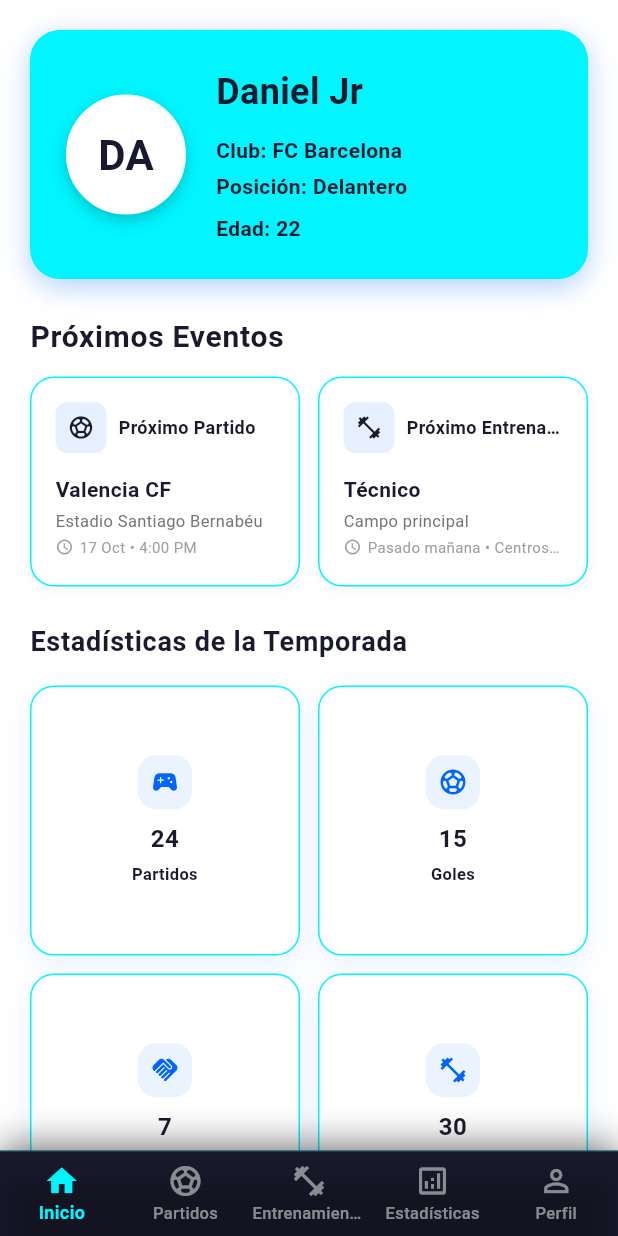
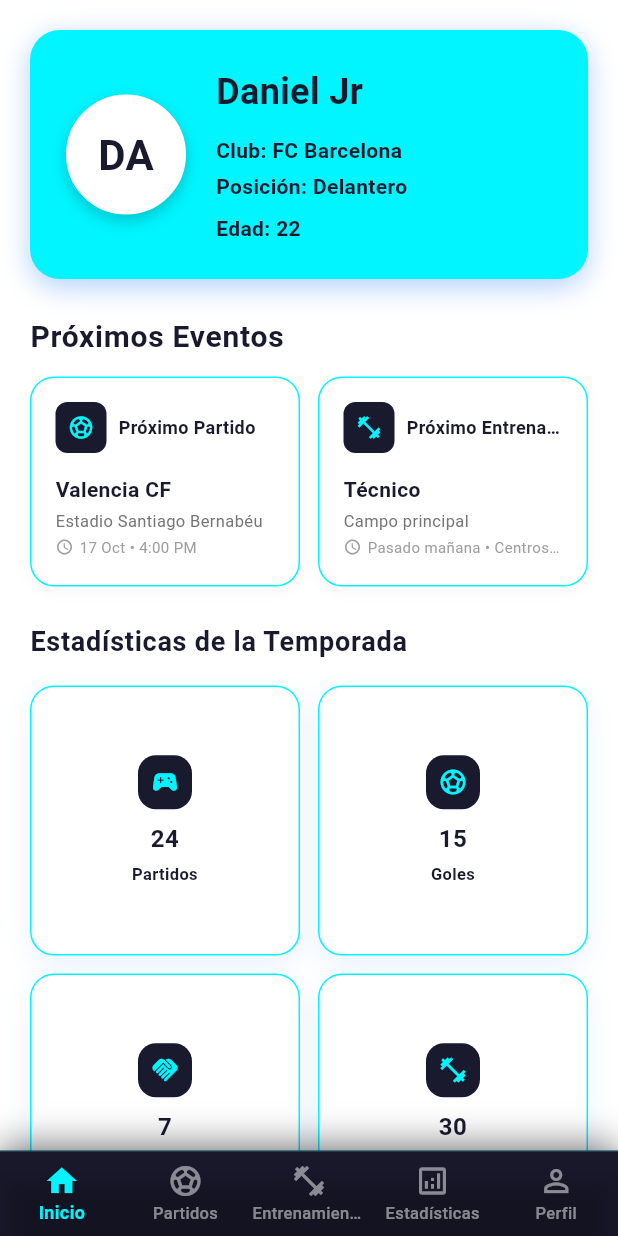
Before and after one commit to DaniielJr10/soccerlife, a Flutter app: the PrincipalPage screen opened directly, on a phone screen of 412 x 824 dp. Run offline on Flutter 3.47's test engine with Material 3 defaults, Android fonts, the phone set to English and light mode, and no system bars; our stand-ins replace image_picker.

Commit message:
diseño de prncpial melo y todo va bien

```diff
--- a/lib/pantallas/principal.dart
+++ b/lib/pantallas/principal.dart
@@ -321,12 +321,12 @@ class _PrincipalPageState extends State<PrincipalPage> {
                 Container(
                   padding: const EdgeInsets.all(8),
                   decoration: BoxDecoration(
-                    color: const Color(0xFF0065F8).withValues(alpha: 0.1),
+                    color: const Color(0xFF1a1a2e),
                     borderRadius: BorderRadius.circular(8),
                   ),
                   child: const Icon(
                     Icons.sports_soccer,
-                    color: Color(0xFF1a1a2e),
+                    color: Color(0xFF00f5ff),
                     size: 18,
                   ),
                 ),
@@ -435,12 +435,12 @@ class _PrincipalPageState extends State<PrincipalPage> {
                 Container(
                   padding: const EdgeInsets.all(8),
                   decoration: BoxDecoration(
-                    color: const Color(0xFF0065F8).withValues(alpha: 0.1),
+                    color: const Color(0xFF1a1a2e),
                     borderRadius: BorderRadius.circular(8),
                   ),
                   child: const Icon(
                     Icons.fitness_center,
-                    color: Color(0xFF1a1a2e),
+                    color: Color(0xFF00f5ff),
                     size: 18,
                   ),
                 ),
@@ -620,11 +620,15 @@ class _PrincipalPageState extends State<PrincipalPage> {
               padding: const EdgeInsets.all(8),
               decoration: BoxDecoration(
                 borderRadius: BorderRadius.circular(12),
-                color: const Color(0xFF0065F8).withValues(alpha: 0.08),
+                color: (title == 'Partidos' || title == 'Goles' || title == 'Asistencias' || title == 'Entrenamientos')
+                    ? const Color(0xFF1a1a2e)
+                    : const Color(0xFF0065F8).withValues(alpha: 0.08),
               ),
               child: Icon(
                 icon,
-                color: const Color(0xFF0065F8),
+                color: (title == 'Partidos' || title == 'Goles' || title == 'Asistencias' || title == 'Entrenamientos')
+                    ? const Color(0xFF00f5ff)
+                    : const Color(0xFF0065F8),
                 size: 20,
               ),
             ),
```
